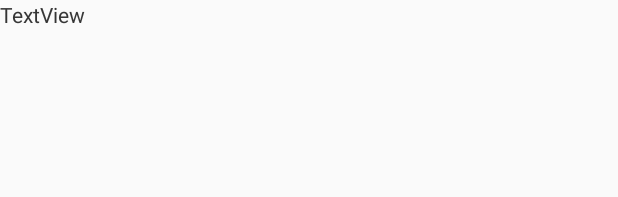
After one commit to hocquet/Hocquet, an Android app: the layout list_item_layout.xml on its own in the app's theme, with its tools: preview values and no code run, on a phone screen of 412 x 824 dp. The commit adds this screen. Shown: the top 197 px of the screen. Run offline under Robolectric (Android 15) with nearby library versions, the phone set to English and light mode, and no system bars.

Commit message:
V2 RssItemAdaper mis a la place de array

```diff
--- a/app/src/main/java/fr/univartois/firssreader/MainActivity.java
+++ b/app/src/main/java/fr/univartois/firssreader/MainActivity.java
@@ -116,10 +116,8 @@ public class MainActivity extends AppCompatActivity {
                 }
 
 
-                final ArrayAdapter<RssItem> adapter = new ArrayAdapter<>(
+                final RssItemAdapter adapter = new RssItemAdapter(
                         getApplicationContext(),
-                        android.R.layout.simple_list_item_1,
-                        android.R.id.text1,
                         news );
 
                 runOnUiThread(new Runnable() {
--- /dev/null
+++ b/app/src/main/res/layout/list_item_layout.xml
@@ -0,0 +1,18 @@
+<?xml version="1.0" encoding="utf-8"?>
+<RelativeLayout xmlns:android="http://schemas.android.com/apk/res/android"
+    android:layout_width="match_parent" android:layout_height="match_parent">
+
+    <TextView
+        android:id="@+id/rssDescription"
+        android:layout_width="wrap_content"
+        android:layout_height="wrap_content"
+        android:text="TextView" />
+
+    <TextView
+        android:id="@+id/rssTitle"
+        android:layout_width="wrap_content"
+        android:layout_height="wrap_content"
+        android:text="TextView" />
+
+
+</RelativeLayout>
```
Also changed, not shown: app/src/main/java/fr/univartois/firssreader/RssItemAdapter.java (added, +52 -0 lines).
